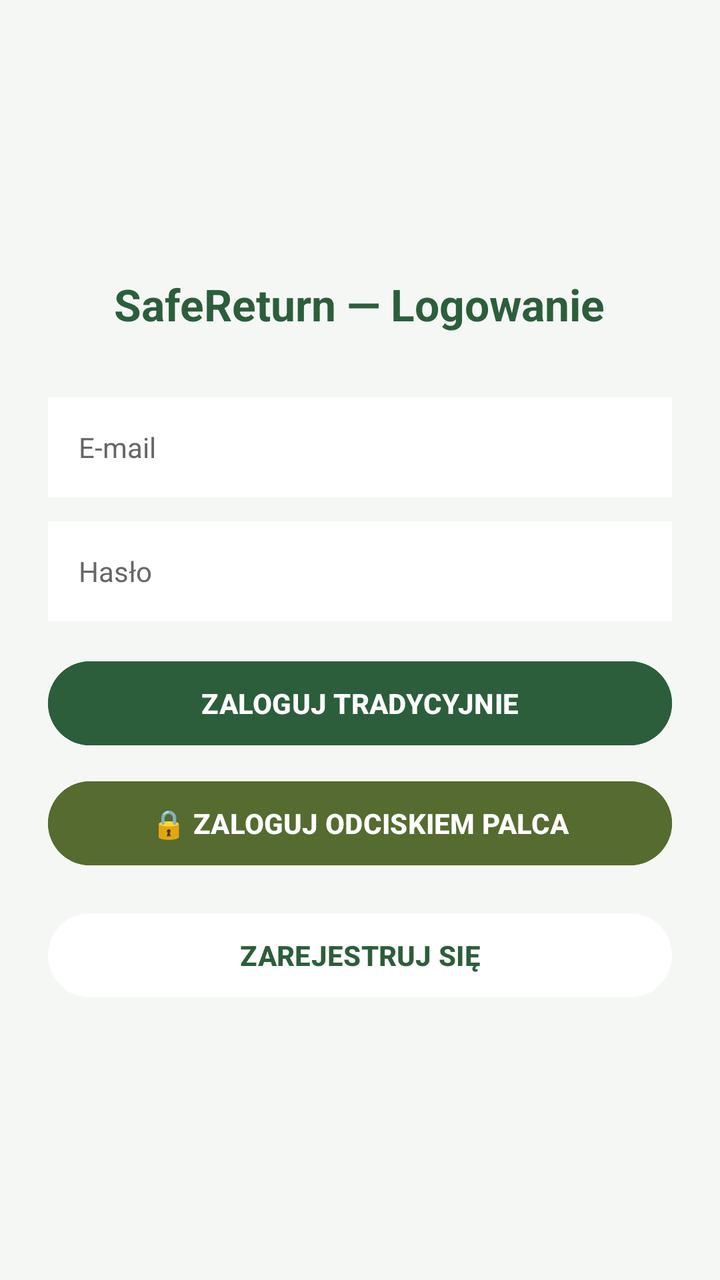
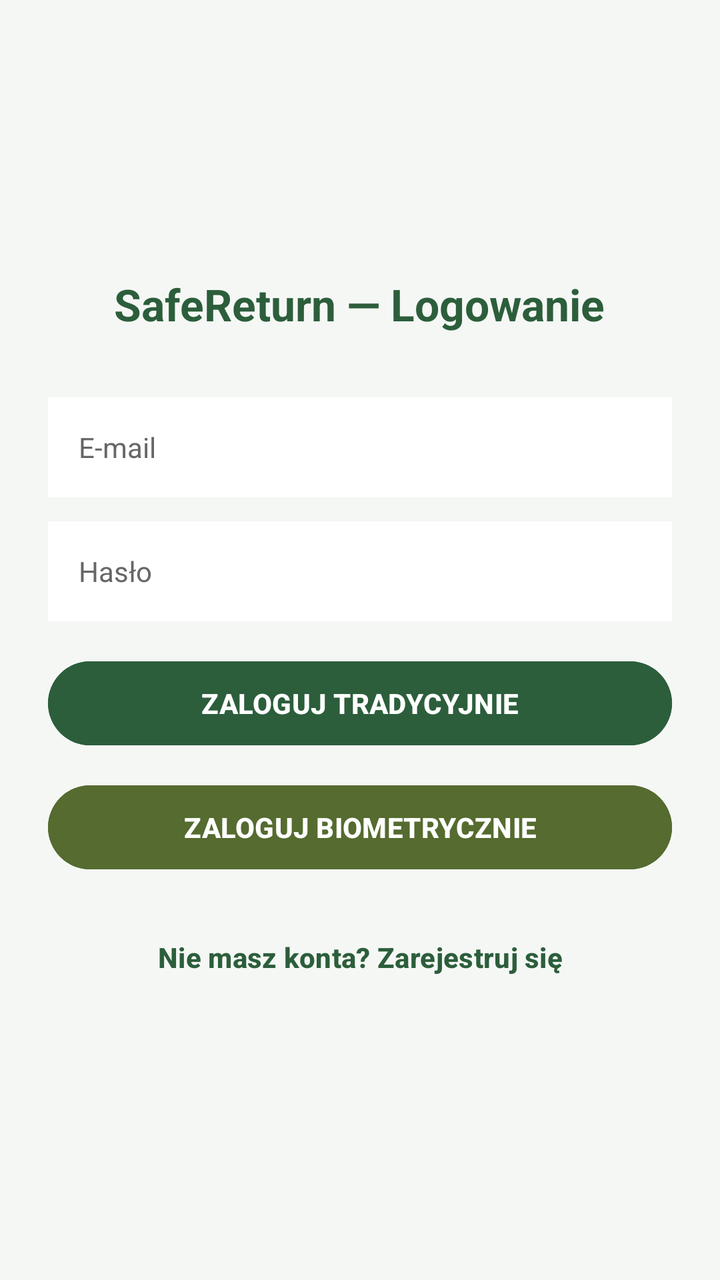

An Android layout rendered at two revisions. The XML below is the earlier revision; the diff shows what the commit changed to produce the second picture.
<!-- AndroidManifest.xml: application theme Theme.SafeReturn -->
<!-- res/layout/activity_login.xml -->
<?xml version="1.0" encoding="utf-8"?>
<LinearLayout xmlns:android="http://schemas.android.com/apk/res/android"
    android:layout_width="match_parent"
    android:layout_height="match_parent"
    android:background="@color/bg_light"
    android:gravity="center"
    android:orientation="vertical"
    android:padding="24dp">
    <TextView
        android:layout_width="wrap_content"
        android:layout_height="wrap_content"
        android:layout_marginBottom="32dp"
        android:text="SafeReturn — Logowanie"
        android:textColor="@color/forest_primary"
        android:textSize="22sp"
        android:textStyle="bold" />
    <EditText
        android:id="@+id/etEmail"
        android:layout_width="match_parent"
        android:layout_height="50dp"
        android:layout_marginBottom="12dp"
        android:background="@color/card_bg"
        android:hint=" E-mail"
        android:inputType="textEmailAddress"
        android:paddingHorizontal="12dp"
        android:textColor="@color/text_main"
        android:textColorHint="#666666"
        android:textSize="14sp" />
    <EditText
        android:id="@+id/etPassword"
        android:layout_width="match_parent"
        android:layout_height="50dp"
        android:layout_marginBottom="16dp"
        android:background="@color/card_bg"
        android:hint=" Hasło"
        android:inputType="textPassword"
        android:paddingHorizontal="12dp"
        android:textColor="@color/text_main"
        android:textColorHint="#666666"
        android:textSize="14sp" />
    <Button
        android:id="@+id/btnLogin"
        android:layout_width="match_parent"
        android:layout_height="50dp"
        android:layout_marginBottom="10dp"
        android:backgroundTint="@color/forest_primary"
        android:text="ZALOGUJ TRADYCYJNIE"
        android:textColor="@android:color/white"
        android:textStyle="bold" />
    <Button
        android:id="@+id/btnBiometricLogin"
        android:layout_width="match_parent"
        android:layout_height="50dp"
        android:layout_marginBottom="16dp"
        android:backgroundTint="@color/forest_accent"
        android:text="🔒 ZALOGUJ ODCISKIEM PALCA"
        android:textColor="@android:color/white"
        android:textStyle="bold" />
    <Button
        android:id="@+id/btnRegister"
        android:layout_width="match_parent"
        android:layout_height="50dp"
        android:backgroundTint="@color/card_bg"
        android:text="ZAREJESTRUJ SIĘ"
        android:textColor="@color/forest_primary"
        android:textStyle="bold" />
</LinearLayout>
<!-- resources referenced by this layout -->
<resources>
  <color name="bg_light">#F5F7F5</color>
  <color name="card_bg">#FFFFFF</color>
  <color name="forest_accent">#556B2F</color>
  <color name="forest_primary">#2C5E3B</color>
  <color name="text_main">#222222</color>
  <style name="Theme.SafeReturn" parent="Base.Theme.SafeReturn" />
  <style name="Base.Theme.SafeReturn" parent="Theme.Material3.DayNight.NoActionBar">
          
          
      </style>
</resources>

<!-- the commit's change to res/layout/activity_login.xml (unified diff, before → after) -->
@@ -6,6 +6,7 @@
     android:gravity="center"
     android:orientation="vertical"
     android:padding="24dp">
+
     <TextView
         android:layout_width="wrap_content"
         android:layout_height="wrap_content"
@@ -14,6 +15,7 @@
         android:textColor="@color/forest_primary"
         android:textSize="22sp"
         android:textStyle="bold" />
+
     <EditText
         android:id="@+id/etEmail"
         android:layout_width="match_parent"
@@ -26,6 +28,7 @@
         android:textColor="@color/text_main"
         android:textColorHint="#666666"
         android:textSize="14sp" />
+
     <EditText
         android:id="@+id/etPassword"
         android:layout_width="match_parent"
@@ -38,30 +41,34 @@
         android:textColor="@color/text_main"
         android:textColorHint="#666666"
         android:textSize="14sp" />
+
     <Button
         android:id="@+id/btnLogin"
         android:layout_width="match_parent"
         android:layout_height="50dp"
-        android:layout_marginBottom="10dp"
+        android:layout_marginBottom="12dp"
         android:backgroundTint="@color/forest_primary"
         android:text="ZALOGUJ TRADYCYJNIE"
         android:textColor="@android:color/white"
         android:textStyle="bold" />
+
     <Button
         android:id="@+id/btnBiometricLogin"
         android:layout_width="match_parent"
         android:layout_height="50dp"
         android:layout_marginBottom="16dp"
         android:backgroundTint="@color/forest_accent"
-        android:text="🔒 ZALOGUJ ODCISKIEM PALCA"
+        android:text="ZALOGUJ BIOMETRYCZNIE"
         android:textColor="@android:color/white"
         android:textStyle="bold" />
+
     <Button
         android:id="@+id/btnRegister"
         android:layout_width="match_parent"
-        android:layout_height="50dp"
-        android:backgroundTint="@color/card_bg"
-        android:text="ZAREJESTRUJ SIĘ"
+        android:layout_height="48dp"
+        android:background="?android:attr/selectableItemBackground"
+        android:text="Nie masz konta? Zarejestruj się"
         android:textColor="@color/forest_primary"
         android:textStyle="bold" />
+
 </LinearLayout>
